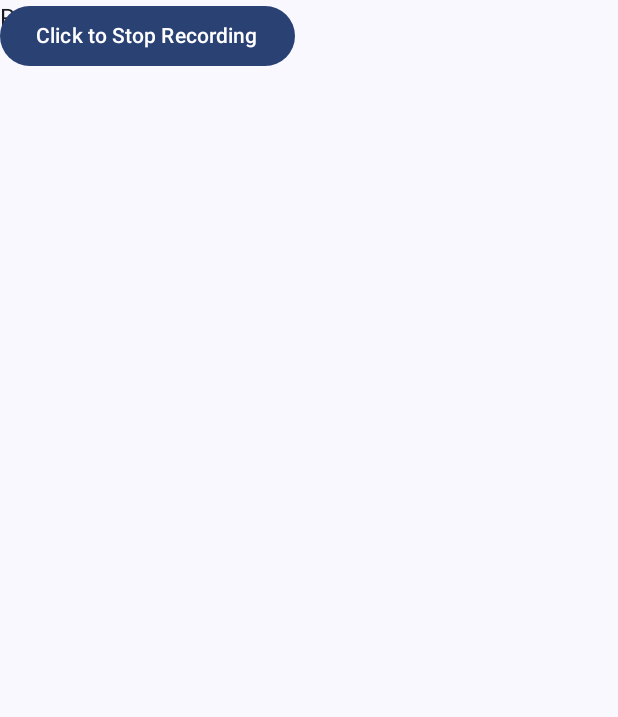
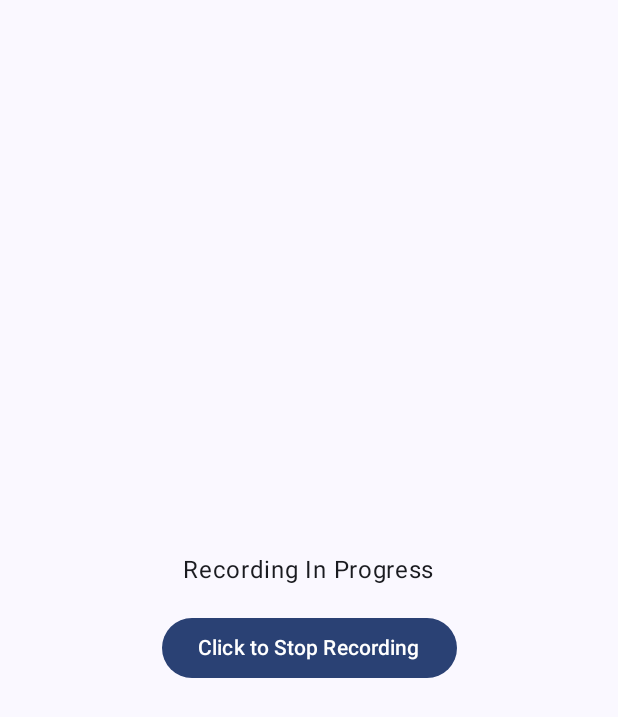
Before and after one commit to shark121/KotlinApp, an Android app built with Jetpack Compose: the screen it shows after launch (MainActivity), after a tap on "Click to Start Recording", on a phone screen of 412 x 824 dp. Shown: the top 717 px of the screen. Run offline under Robolectric (Android 15) with nearby library versions, the phone set to English and light mode, and no system bars.

Commit message:
recording stable

```diff
--- a/app/src/main/java/com/learn/kotlinapp/MainActivity.kt
+++ b/app/src/main/java/com/learn/kotlinapp/MainActivity.kt
@@ -1,13 +1,17 @@
 package com.learn.kotlinapp
 
+import android.Manifest
 import android.content.Context
+import android.content.pm.PackageManager
 import android.os.Bundle
 import androidx.activity.ComponentActivity
 import androidx.activity.compose.rememberLauncherForActivityResult
 import androidx.activity.compose.setContent
 import androidx.activity.enableEdgeToEdge
 import androidx.activity.result.contract.ActivityResultContracts
+import androidx.compose.foundation.layout.Arrangement
 import androidx.compose.foundation.layout.Box
+import androidx.compose.foundation.layout.Column
 import androidx.compose.foundation.layout.fillMaxSize
 import androidx.compose.foundation.layout.padding
 import androidx.compose.material3.Button
@@ -20,8 +24,11 @@ import androidx.compose.runtime.remember
 import androidx.compose.runtime.setValue
 import androidx.compose.ui.Alignment
 import androidx.compose.ui.Modifier
+import androidx.compose.ui.layout.layout
 import androidx.compose.ui.platform.LocalContext
 import androidx.compose.ui.tooling.preview.Preview
+import androidx.compose.ui.unit.dp
+import androidx.core.content.ContextCompat
 import com.learn.kotlinapp.tools.Listener
 import com.learn.kotlinapp.tools.VibeRecorder
 import com.learn.kotlinapp.ui.theme.KotlinAppTheme
@@ -47,7 +54,7 @@ open class MainActivity : ComponentActivity() {
 @Composable
 fun RecorderScreen(isRecording: MutableState<Boolean>){
     val context = LocalContext.current
-    val vibeRecorder = remember { VibeRecorder() }
+    val vibeRecorder = remember { VibeRecorder(context) }
 
     val permissionLauncher = rememberLauncherForActivityResult(
         ActivityResultContracts.RequestPermission()
@@ -60,18 +67,38 @@ fun RecorderScreen(isRecording: MutableState<Boolean>){
 
     if(!isRecording.value){
         Box(modifier= Modifier.fillMaxSize(), contentAlignment = Alignment.Center){
-            Button(onClick = fun(){handleStartRecording(context, isRecording, vibeRecorder)}) {
-                Text("Click to Start Recording")
-            }
-        }
-    }else{
-        Box(modifier = Modifier.fillMaxSize()){
-            Text("Recording In progress")
-            Button(onClick = fun(){handleStopRecording(context, isRecording, vibeRecorder)}) {
+            Button(onClick = {
+                        if (ContextCompat.checkSelfPermission(
+                                context,
+                                Manifest.permission.RECORD_AUDIO
+                            ) != PackageManager.PERMISSION_GRANTED
+                        ) {
+                            permissionLauncher.launch(Manifest.permission.RECORD_AUDIO)
+                        } else {
+                            isRecording.value = true
+                            vibeRecorder.startRecording()
+                        }
+                    }) {
+                        Text("Click to Start Recording")
+                    }
+                }
+            }else{
+
+        Column(
+            horizontalAlignment = Alignment.CenterHorizontally,
+            verticalArrangement = Arrangement.Center,
+            modifier = Modifier.fillMaxSize()
+        ) {
+            Text("Recording In Progress", modifier = Modifier.padding(bottom = 16.dp))
+            Button(onClick = {
+                isRecording.value = false
+                vibeRecorder.stopRecording()
+            }) {
                 Text("Click to Stop Recording")
             }
         }
     }
+
 
 }
 
@@ -85,7 +112,7 @@ fun handleStartRecording(context : Context, isRecording : MutableState<Boolean>,
 
 
 fun handleStopRecording(context : Context, isRecording : MutableState<Boolean>, vibeRecorder: VibeRecorder){
-    val recorder  = VibeRecorder()
+    val recorder  = VibeRecorder(context)
 
     isRecording.value = false
     vibeRecorder.stopRecording()
--- a/app/src/main/java/com/learn/kotlinapp/tools/VibeRecorder.kt
+++ b/app/src/main/java/com/learn/kotlinapp/tools/VibeRecorder.kt
@@ -1,40 +1,29 @@
 package com.learn.kotlinapp.tools
 
 import android.Manifest
+import android.content.Context
 import android.content.pm.PackageManager
 import android.media.MediaRecorder
-import android.os.Bundle
 import android.os.Environment
-import androidx.core.app.ActivityCompat
-import androidx.activity.ComponentActivity
-import androidx.core.content.ContextCompat
 import android.util.Log
 import java.io.File
 
-open class VibeRecorder : ComponentActivity() {
+class VibeRecorder(private val context: Context) {
 
     private var mediaRecorder: MediaRecorder? = null
     private var outputFile: String? = null
 
-    override fun onCreate(savedInstanceState: Bundle?) {
-        super.onCreate(savedInstanceState)
-
-        // Request permission at runtime for Android 6.0+
-        if (ContextCompat.checkSelfPermission(this, Manifest.permission.RECORD_AUDIO)
+    fun startRecording() {
+        // ✅ Check permission directly from Context
+        if (context.checkSelfPermission(Manifest.permission.RECORD_AUDIO)
             != PackageManager.PERMISSION_GRANTED
         ) {
-            ActivityCompat.requestPermissions(
-                this,
-                arrayOf(Manifest.permission.RECORD_AUDIO),
-                200
-            )
+            Log.e("VibeRecorder", "❌ Missing RECORD_AUDIO permission!")
+            return
         }
-    }
 
-    fun startRecording() {
-        // Where to save the recording
         val audioFile = File(
-            getExternalFilesDir(Environment.DIRECTORY_MUSIC),
+            context.getExternalFilesDir(Environment.DIRECTORY_MUSIC),
             "audio_record_${System.currentTimeMillis()}.mp3"
         )
         outputFile = audioFile.absolutePath
@@ -50,7 +39,7 @@ open class VibeRecorder : ComponentActivity() {
             start()
         }
 
-        Log.v( "vibe recorder","🎙️ Recording started... Saving to: $outputFile")
+        Log.v("VibeRecorder", "🎙️ Recording started... Saving to: $outputFile")
     }
 
     fun stopRecording() {
@@ -60,11 +49,6 @@ open class VibeRecorder : ComponentActivity() {
             release()
         }
         mediaRecorder = null
-        println("🛑 Recording stopped. File saved at: $outputFile")
-    }
-
-    override fun onDestroy() {
-        super.onDestroy()
-        stopRecording()
+        Log.v("VibeRecorder", "🛑 Recording stopped. File saved at: $outputFile")
     }
 }
```
Also changed, not shown: 1 other file.
